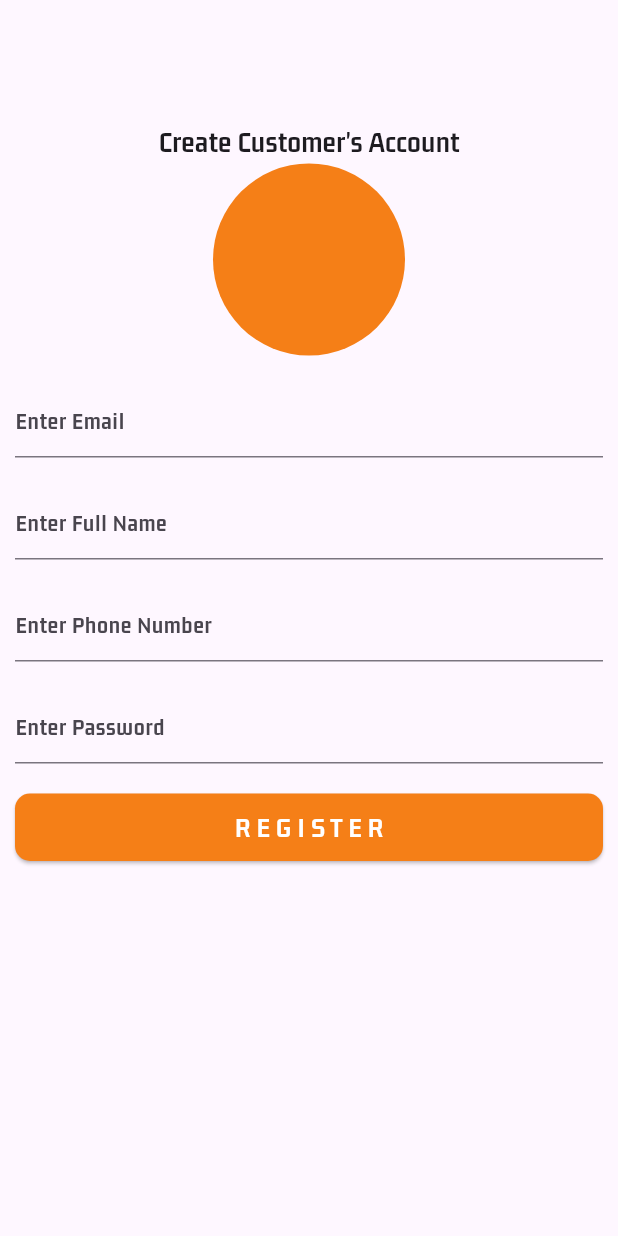
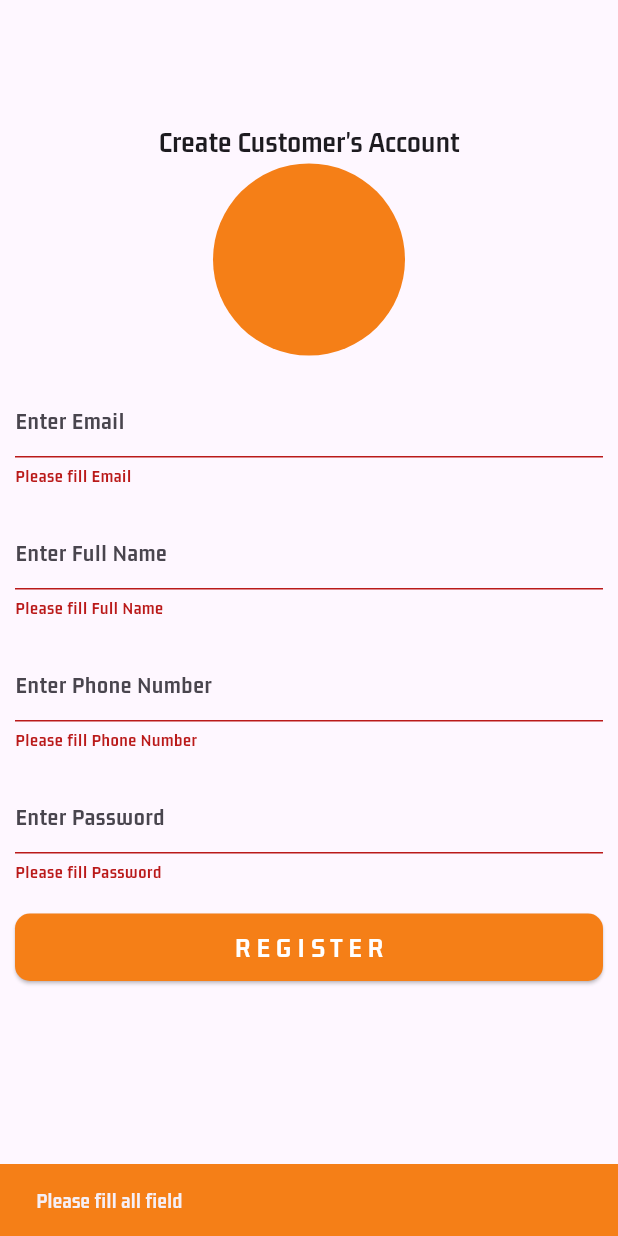
Before and after one commit to QuocHuy78035/ecommerce_app, a Flutter app: the RegisterScreen screen opened directly, after a tap on "REGISTER", on a phone screen of 412 x 824 dp. Run offline on Flutter 3.47's test engine with Material 3 defaults, Android fonts, the phone set to English and light mode, and no system bars; our stand-ins replace cloud_firestore, firebase_auth, firebase_core, flutter_svg; accounts and stored records are empty.

Commit message:
done sign up user controller

```diff
--- a/lib/controllers/auth_controller.dart
+++ b/lib/controllers/auth_controller.dart
@@ -1,7 +1,9 @@
+import 'package:cloud_firestore/cloud_firestore.dart';
 import 'package:firebase_auth/firebase_auth.dart';
 
 class AuthController {
   final FirebaseAuth _firebaseAuth = FirebaseAuth.instance;
+  final FirebaseFirestore _firebaseFirestore = FirebaseFirestore.instance;
 
   Future<String> signUpUser(String email, String fullName, String phoneNumber,
       String password) async {
@@ -18,11 +20,22 @@ class AuthController {
           password: password,
         );
         res = "Create account success";
+
+        //save to firestore
+        await _firebaseFirestore.collection("buyers").doc(userCredential.user?.uid).set({
+          'email' : email,
+          'fullName' : fullName,
+          'phoneNumber' : phoneNumber,
+          'buyerId' : userCredential.user?.uid,
+          'address' : ''
+        });
+
       } else {
         res = "Please fill all fields";
       }
     } catch (e) {
       print("Fail $e");
-    }return res;
+    }
+    return res;
   }
 }
--- /dev/null
+++ b/lib/utils/show_snackbar.dart
@@ -0,0 +1,10 @@
+import 'package:flutter/material.dart';
+
+showSnackBar(context, String title) {
+  ScaffoldMessenger.of(context).showSnackBar(
+    SnackBar(
+      backgroundColor: Colors.yellow.shade900,
+      content: Text(title),
+    ),
+  );
+}
--- a/lib/views/auth/register_screen.dart
+++ b/lib/views/auth/register_screen.dart
@@ -1,24 +1,52 @@
 import 'package:ecomerce_app/controllers/auth_controller.dart';
+import 'package:ecomerce_app/utils/show_snackbar.dart';
 import 'package:flutter/material.dart';
 
-class RegisterScreen extends StatelessWidget {
+class RegisterScreen extends StatefulWidget {
+  const RegisterScreen({super.key});
+
+  @override
+  State<RegisterScreen> createState() => _RegisterScreenState();
+}
+
+class _RegisterScreenState extends State<RegisterScreen> {
   final AuthController authController = AuthController();
+  final GlobalKey<FormState> _key = GlobalKey<FormState>();
   late String email = '';
   late String fullName = '';
   late String phoneNumber = '';
   late String password = '';
+  bool isLoading = false;
 
   signupUser() async {
+   if(_key.currentState!.validate()){
+     setState(() {
+       isLoading = true;
+     });
      String res = await authController.signUpUser(
        email,
        fullName,
        phoneNumber,
        password,
-    );
-    if(res != "Create account success"){
-      print(res);
+     ).whenComplete((){
+       setState(() {
+         isLoading = false;
+       });
+     });
+     if (res != "Create account success") {
+       setState(() {
+         _key.currentState?.reset();
+       });
+       return showSnackBar(context, "Register Failed!");
+     } else {
+       setState(() {
+         _key.currentState?.reset();
+       });
+       return showSnackBar(context, "Register Successfully!");
+     }
    }else{
-      print("Suc");
+
+     return showSnackBar(context, "Please fill all field");
    }
   }
 
@@ -28,6 +56,8 @@ class RegisterScreen extends StatelessWidget {
       body: SingleChildScrollView(
         child: Padding(
           padding: const EdgeInsets.symmetric(horizontal: 10),
+          child: Form(
+            key: _key,
             child: Column(
               children: [
                 const SizedBox(
@@ -45,7 +75,14 @@ class RegisterScreen extends StatelessWidget {
                   height: 20,
                 ),
                 TextFormField(
-                onChanged: (value){
+                  validator: (value) {
+                    if (value!.isEmpty) {
+                      return "Please fill Email";
+                    } else {
+                      return null;
+                    }
+                  },
+                  onChanged: (value) {
                     email = value;
                   },
                   decoration: const InputDecoration(hintText: "Enter Email"),
@@ -54,16 +91,31 @@ class RegisterScreen extends StatelessWidget {
                   height: 20,
                 ),
                 TextFormField(
-                onChanged: (value){
+                  validator: (value) {
+                    if (value!.isEmpty) {
+                      return "Please fill Full Name";
+                    } else {
+                      return null;
+                    }
+                  },
+                  onChanged: (value) {
                     fullName = value;
                   },
-                decoration: const InputDecoration(hintText: "Enter Full Name"),
+                  decoration:
+                      const InputDecoration(hintText: "Enter Full Name"),
                 ),
                 const SizedBox(
                   height: 20,
                 ),
                 TextFormField(
-                onChanged: (value){
+                  validator: (value) {
+                    if (value!.isEmpty) {
+                      return "Please fill Phone Number";
+                    } else {
+                      return null;
+                    }
+                  },
+                  onChanged: (value) {
                     phoneNumber = value;
                   },
                   decoration:
@@ -73,7 +125,14 @@ class RegisterScreen extends StatelessWidget {
                   height: 20,
                 ),
                 TextFormField(
-                onChanged: (value){
+                  validator: (value) {
+                    if (value!.isEmpty) {
+                      return "Please fill Password";
+                    } else {
+                      return null;
+                    }
+                  },
+                  onChanged: (value) {
                     password = value;
                   },
                   decoration: const InputDecoration(hintText: "Enter Password"),
@@ -88,11 +147,13 @@ class RegisterScreen extends StatelessWidget {
                     style: ElevatedButton.styleFrom(
                       backgroundColor: Colors.yellow.shade900,
                       shape: RoundedRectangleBorder(
-                          borderRadius: BorderRadius.circular(10))),
+                        borderRadius: BorderRadius.circular(10),
+                      ),
+                    ),
                     onPressed: () {
                       signupUser();
                     },
-                  child: const Text(
+                    child: isLoading == false ? const Text(
                       "REGISTER",
                       style: TextStyle(
                         letterSpacing: 4,
@@ -100,13 +161,14 @@ class RegisterScreen extends StatelessWidget {
                         fontWeight: FontWeight.bold,
                         color: Colors.white,
                       ),
-                  ),
+                    ) : const CircularProgressIndicator(),
                   ),
                 )
               ],
             ),
           ),
         ),
+      ),
     );
   }
 }
```
Lines whose indentation alone changed are shown as unchanged.
